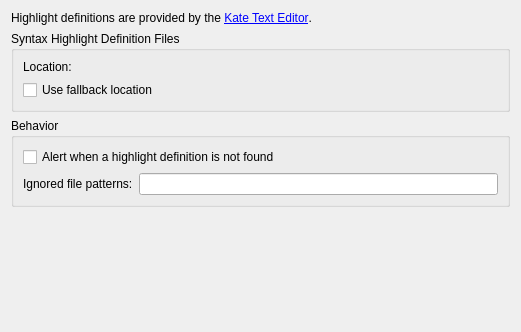
First picture: the form in src/plugins/texteditor/generichighlighter/highlightersettingspage.ui, repository qt-creator/qt-creator, before the edit.
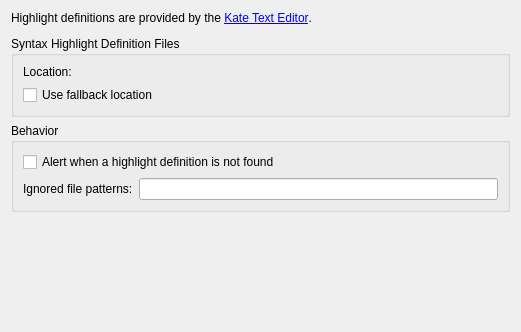
Second picture: the form after the edit. Custom widgets are drawn as their Qt base class.

```diff
--- a/src/plugins/texteditor/generichighlighter/highlightersettingspage.ui
+++ b/src/plugins/texteditor/generichighlighter/highlightersettingspage.ui
@@ -40,6 +40,22 @@
      </property>
     </widget>
    </item>
+   <item>
+    <spacer name="verticalSpacer_2">
+     <property name="orientation">
+      <enum>Qt::Vertical</enum>
+     </property>
+     <property name="sizeType">
+      <enum>QSizePolicy::Fixed</enum>
+     </property>
+     <property name="sizeHint" stdset="0">
+      <size>
+       <width>20</width>
+       <height>5</height>
+      </size>
+     </property>
+    </spacer>
+   </item>
    <item>
     <widget class="QGroupBox" name="definitionFilesGroupBox">
      <property name="title">
```
